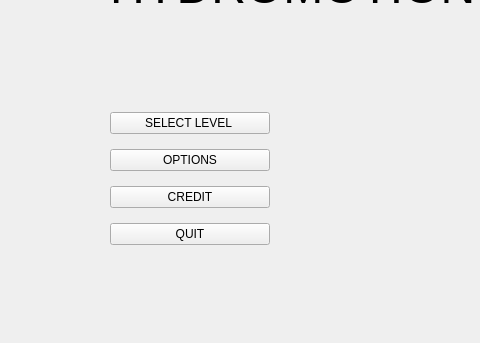
Above: MainMenu.ui from henryqingmo/Hydromotion before the change; both pictures show x 0 to 480 and y 257 to 600 of the 800 by 600 pixel window. Below: the same form after it.
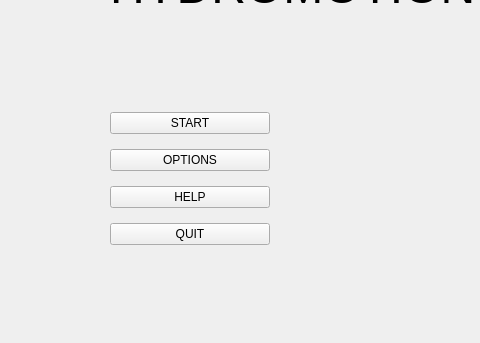
That is the form after the change.

Patch:
```diff
--- a/MainMenu.ui
+++ b/MainMenu.ui
@@ -26,7 +26,7 @@
     <item>
      <widget class="QPushButton" name="selectButton">
       <property name="text">
-       <string>SELECT LEVEL </string>
+       <string>START</string>
       </property>
      </widget>
     </item>
@@ -40,7 +40,7 @@
     <item>
      <widget class="QPushButton" name="creditButton">
       <property name="text">
-       <string>CREDIT</string>
+       <string>HELP</string>
       </property>
      </widget>
     </item>
```
Left out of the diff: 4 changed lines with no effect on the pictures.
